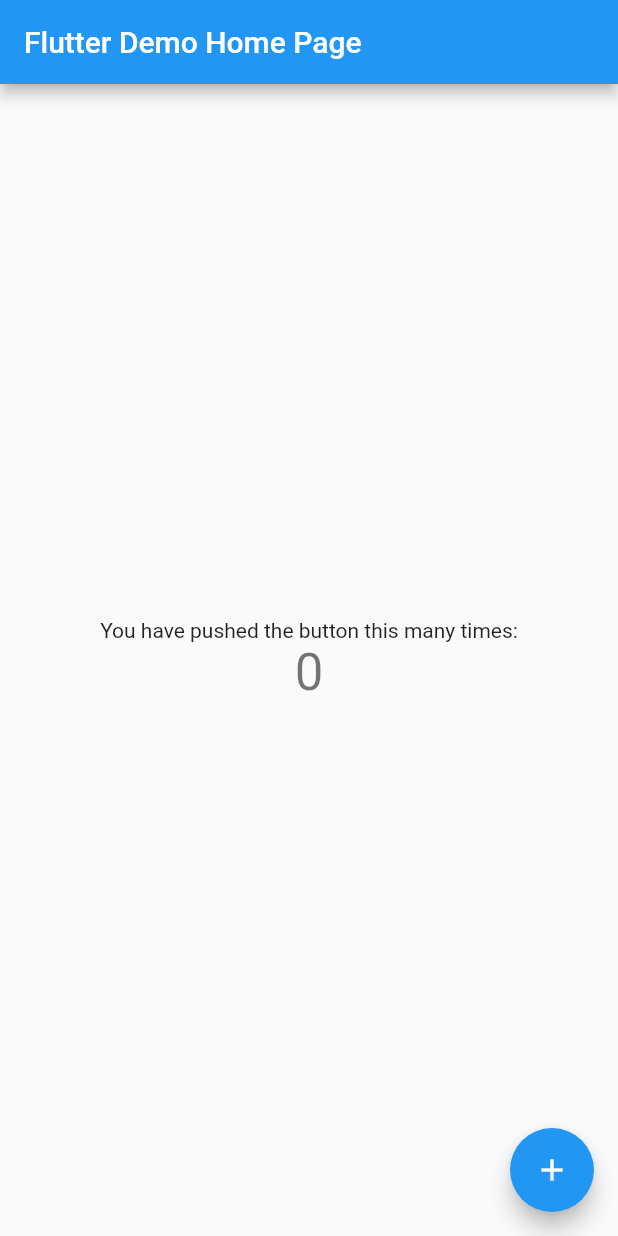
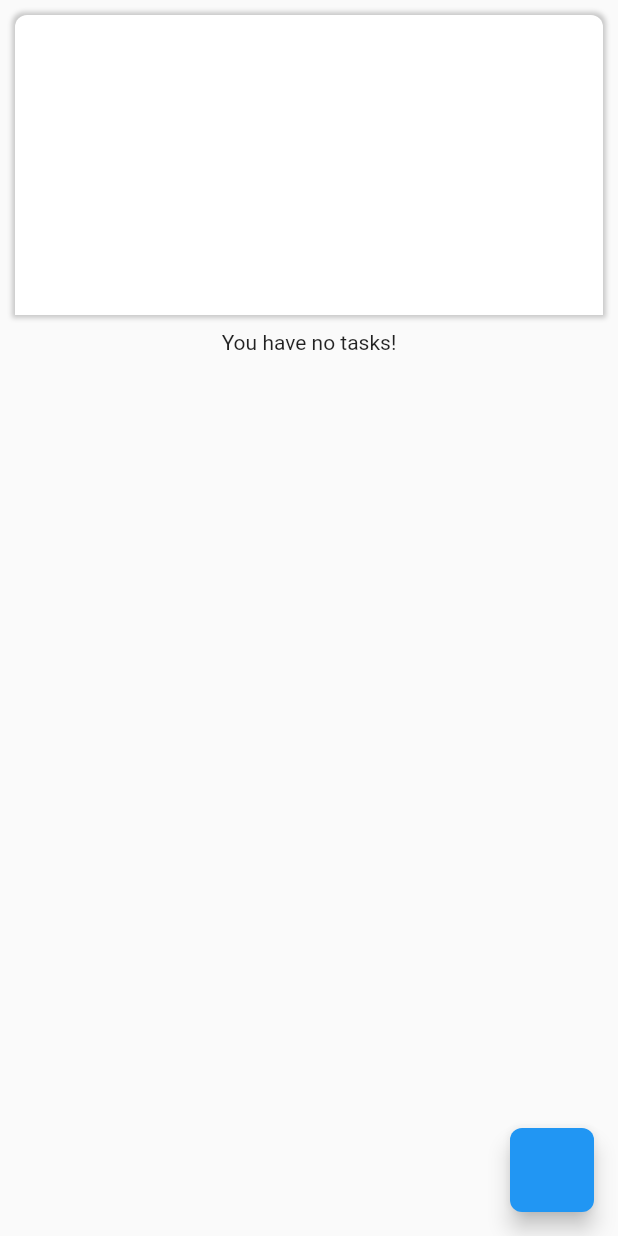
Before and after one commit to Ayobami0/TasksApp, a Flutter app: the screen it shows after launch, on a phone screen of 412 x 824 dp. Run offline on Flutter 3.47's test engine with Material 2 defaults, Android fonts, the phone set to English and light mode, and no system bars; our stand-ins replace flutter_riverpod.

Commit message:
Add homescreen

```diff
--- a/lib/main.dart
+++ b/lib/main.dart
@@ -1,7 +1,9 @@
 import 'package:flutter/material.dart';
+import 'package:flutter_riverpod/flutter_riverpod.dart';
+import 'package:tasks/screens/home.dart';
 
 void main() {
-  runApp(const MyApp());
+  runApp(const ProviderScope(child: MyApp()));
 }
 
 class MyApp extends StatelessWidget {
@@ -13,103 +15,9 @@
     return MaterialApp(
       title: 'Flutter Demo',
       theme: ThemeData(
-        // This is the theme of your application.
-        //
-        // Try running your application with "flutter run". You'll see the
-        // application has a blue toolbar. Then, without quitting the app, try
-        // changing the primarySwatch below to Colors.green and then invoke
-        // "hot reload" (press "r" in the console where you ran "flutter run",
-        // or simply save your changes to "hot reload" in a Flutter IDE).
-        // Notice that the counter didn't reset back to zero; the application
-        // is not restarted.
         primarySwatch: Colors.blue,
       ),
-      home: const MyHomePage(title: 'Flutter Demo Home Page'),
+      home: const HomeScreen(),
     );
   }
 }
-
-class MyHomePage extends StatefulWidget {
-  const MyHomePage({super.key, required this.title});
-
-  // This widget is the home page of your application. It is stateful, meaning
-  // that it has a State object (defined below) that contains fields that affect
-  // how it looks.
-
-  // This class is the configuration for the state. It holds the values (in this
-  // case the title) provided by the parent (in this case the App widget) and
-  // used by the build method of the State. Fields in a Widget subclass are
-  // always marked "final".
-
-  final String title;
-
-  @override
-  State<MyHomePage> createState() => _MyHomePageState();
-}
-
-class _MyHomePageState extends State<MyHomePage> {
-  int _counter = 0;
-
-  void _incrementCounter() {
-    setState(() {
-      // This call to setState tells the Flutter framework that something has
-      // changed in this State, which causes it to rerun the build method below
-      // so that the display can reflect the updated values. If we changed
-      // _counter without calling setState(), then the build method would not be
-      // called again, and so nothing would appear to happen.
-      _counter++;
-    });
-  }
-
-  @override
-  Widget build(BuildContext context) {
-    // This method is rerun every time setState is called, for instance as done
-    // by the _incrementCounter method above.
-    //
-    // The Flutter framework has been optimized to make rerunning build methods
-    // fast, so that you can just rebuild anything that needs updating rather
-    // than having to individually change instances of widgets.
-    return Scaffold(
-      appBar: AppBar(
-        // Here we take the value from the MyHomePage object that was created by
-        // the App.build method, and use it to set our appbar title.
-        title: Text(widget.title),
-      ),
-      body: Center(
-        // Center is a layout widget. It takes a single child and positions it
-        // in the middle of the parent.
-        child: Column(
-          // Column is also a layout widget. It takes a list of children and
-          // arranges them vertically. By default, it sizes itself to fit its
-          // children horizontally, and tries to be as tall as its parent.
-          //
-          // Invoke "debug painting" (press "p" in the console, choose the
-          // "Toggle Debug Paint" action from the Flutter Inspector in Android
-          // Studio, or the "Toggle Debug Paint" command in Visual Studio Code)
-          // to see the wireframe for each widget.
-          //
-          // Column has various properties to control how it sizes itself and
-          // how it positions its children. Here we use mainAxisAlignment to
-          // center the children vertically; the main axis here is the vertical
-          // axis because Columns are vertical (the cross axis would be
-          // horizontal).
-          mainAxisAlignment: MainAxisAlignment.center,
-          children: <Widget>[
-            const Text(
-              'You have pushed the button this many times:',
-            ),
-            Text(
-              '$_counter',
-              style: Theme.of(context).textTheme.headlineMedium,
-            ),
-          ],
-        ),
-      ),
-      floatingActionButton: FloatingActionButton(
-        onPressed: _incrementCounter,
-        tooltip: 'Increment',
-        child: const Icon(Icons.add),
-      ), // This trailing comma makes auto-formatting nicer for build methods.
-    );
-  }
-}
--- /dev/null
+++ b/lib/screens/home.dart
@@ -0,0 +1,56 @@
+import 'package:flutter/material.dart';
+import 'package:flutter_riverpod/flutter_riverpod.dart';
+import 'package:tasks/models/task.dart';
+import 'package:tasks/widgets/floating_action_button.dart';
+import 'package:tasks/widgets/task_tile.dart';
+
+class HomeScreen extends ConsumerWidget {
+  const HomeScreen({super.key});
+
+  @override
+  Widget build(BuildContext context, ref) {
+    final taskList = ref.watch(taskProvider);
+    return Scaffold(
+      floatingActionButton: CustomFloatingActionButton(onPressed: (){}),
+      body: SafeArea(
+        child: Padding(
+          padding: const EdgeInsets.symmetric(horizontal: 10),
+          child: Column(
+            children: [
+              const SizedBox(height: 10,),
+              Container(
+                height: 200,
+                decoration: BoxDecoration(
+                  color: Colors.white,
+                  boxShadow: [
+                    BoxShadow(
+                      color: Colors.black.withOpacity(0.2),
+                      offset: const Offset(0, 0),
+                      blurRadius: 2,
+                      spreadRadius: 2
+                    ),
+                  ],
+                  borderRadius: const BorderRadius.only(
+                    topLeft: Radius.circular(8),
+                    topRight: Radius.circular(8)
+                  )
+                ),
+              ),
+              const SizedBox(height: 10,),
+              Expanded(
+                child: taskList.isEmpty ? Column(
+                  children: [
+                    Text('You have no tasks!')
+                  ],
+                )  : ListView.builder(
+                  itemCount: taskList.length,
+                  itemBuilder: (ctx, idx)=>TaskTile(task: taskList[idx]),
+                ),
+              )
+            ],
+          ),
+        )
+      ),
+    );
+  }
+}
--- /dev/null
+++ b/lib/widgets/floating_action_button.dart
@@ -0,0 +1,16 @@
+import 'package:flutter/material.dart';
+
+class CustomFloatingActionButton extends StatelessWidget {
+  final Function() onPressed;
+  const CustomFloatingActionButton({super.key, required this.onPressed});
+
+  @override
+  Widget build(BuildContext context) {
+    return FloatingActionButton(
+      onPressed: (){},
+      shape: RoundedRectangleBorder(
+        borderRadius: BorderRadius.circular(8)
+      ),
+    );
+  }
+}
--- a/pubspec.yaml
+++ b/pubspec.yaml
@@ -35,6 +35,8 @@
   # The following adds the Cupertino Icons font to your application.
   # Use with the CupertinoIcons class for iOS style icons.
   cupertino_icons: ^1.0.2
+  flutter_riverpod: ^2.3.6
+  uuid: ^3.0.7
 
 dev_dependencies:
   flutter_test:
```
Also changed, not shown: lib/models/task.dart (added, +26 -0 lines), lib/widgets/delete_dialog.dart (added, +19 -0 lines), lib/widgets/task_tile.dart (added, +54 -0 lines), assets/images/no-task.png (added), pubspec.lock.
